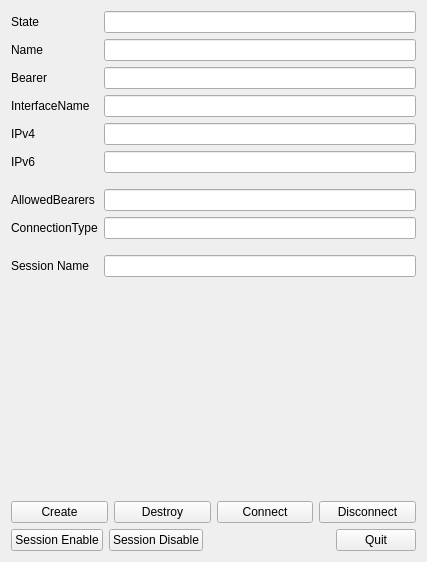
This is src/ui/session.ui in igaw/session-ui as Qt 5 draws it before an edit. The edited form follows.
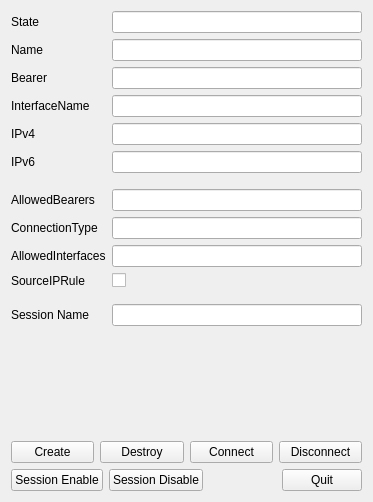
This is the edited form.

Commit message:
port it to qt5 and support python 2/3
also add new api

The edit to the form file:
```diff
--- a/src/ui/session.ui
+++ b/src/ui/session.ui
@@ -6,8 +6,8 @@
    <rect>
     <x>0</x>
     <y>0</y>
-    <width>427</width>
-    <height>562</height>
+    <width>373</width>
+    <height>502</height>
    </rect>
   </property>
   <property name="windowTitle">
@@ -16,6 +16,39 @@
   <layout class="QVBoxLayout" name="verticalLayout">
    <item>
     <layout class="QGridLayout" name="gridLayout">
+     <property name="verticalSpacing">
+      <number>6</number>
+     </property>
+     <item row="10" column="0">
+      <widget class="QLabel" name="label_4">
+       <property name="text">
+        <string>SourceIPRule</string>
+       </property>
+      </widget>
+     </item>
+     <item row="11" column="2">
+      <spacer name="verticalSpacer">
+       <property name="orientation">
+        <enum>Qt::Vertical</enum>
+       </property>
+       <property name="sizeType">
+        <enum>QSizePolicy::Minimum</enum>
+       </property>
+       <property name="sizeHint" stdset="0">
+        <size>
+         <width>20</width>
+         <height>10</height>
+        </size>
+       </property>
+      </spacer>
+     </item>
+     <item row="9" column="0">
+      <widget class="QLabel" name="label">
+       <property name="text">
+        <string>AllowedInterfaces</string>
+       </property>
+      </widget>
+     </item>
      <item row="7" column="0">
       <widget class="QLabel" name="label_2">
        <property name="text">
@@ -30,7 +63,7 @@
        </property>
       </widget>
      </item>
-     <item row="10" column="0">
+     <item row="12" column="0">
       <widget class="QLabel" name="label_16">
        <property name="text">
         <string>Session Name</string>
@@ -51,7 +84,7 @@
        </property>
       </widget>
      </item>
-     <item row="5" column="1">
+     <item row="5" column="2">
       <widget class="QLineEdit" name="le_IPv6">
        <property name="focusPolicy">
         <enum>Qt::NoFocus</enum>
@@ -68,7 +101,7 @@
        </property>
       </widget>
      </item>
-     <item row="3" column="1">
+     <item row="3" column="2">
       <widget class="QLineEdit" name="le_Interface">
        <property name="focusPolicy">
         <enum>Qt::NoFocus</enum>
@@ -85,6 +118,9 @@
        </property>
       </widget>
      </item>
+     <item row="12" column="2">
+      <widget class="QLineEdit" name="le_SessionName"/>
+     </item>
      <item row="2" column="0">
       <widget class="QLabel" name="label_3">
        <property name="text">
@@ -92,36 +128,10 @@
        </property>
       </widget>
      </item>
-     <item row="8" column="1">
+     <item row="8" column="2">
       <widget class="QLineEdit" name="le_ConnectionType"/>
      </item>
-     <item row="9" column="1">
-      <spacer name="verticalSpacer">
-       <property name="orientation">
-        <enum>Qt::Vertical</enum>
-       </property>
-       <property name="sizeType">
-        <enum>QSizePolicy::Minimum</enum>
-       </property>
-       <property name="sizeHint" stdset="0">
-        <size>
-         <width>20</width>
-         <height>10</height>
-        </size>
-       </property>
-      </spacer>
-     </item>
-     <item row="10" column="1">
-      <widget class="QLineEdit" name="le_SessionName"/>
-     </item>
-     <item row="7" column="1">
-      <widget class="QLineEdit" name="le_AllowedBearers">
-       <property name="text">
-        <string/>
-       </property>
-      </widget>
-     </item>
-     <item row="1" column="1">
+     <item row="1" column="2">
       <widget class="QLineEdit" name="le_Name">
        <property name="focusPolicy">
         <enum>Qt::NoFocus</enum>
@@ -131,23 +141,14 @@
        </property>
       </widget>
      </item>
-     <item row="6" column="1">
-      <spacer name="verticalSpacer_2">
-       <property name="orientation">
-        <enum>Qt::Vertical</enum>
+     <item row="7" column="2">
+      <widget class="QLineEdit" name="le_AllowedBearers">
+       <property name="text">
+        <string/>
        </property>
-       <property name="sizeType">
-        <enum>QSizePolicy::Minimum</enum>
-       </property>
-       <property name="sizeHint" stdset="0">
-        <size>
-         <width>20</width>
-         <height>10</height>
-        </size>
-       </property>
-      </spacer>
+      </widget>
      </item>
-     <item row="2" column="1">
+     <item row="2" column="2">
       <widget class="QLineEdit" name="le_Bearer">
        <property name="focusPolicy">
         <enum>Qt::NoFocus</enum>
@@ -157,6 +158,42 @@
        </property>
       </widget>
      </item>
+     <item row="6" column="2">
+      <spacer name="verticalSpacer_2">
+       <property name="orientation">
+        <enum>Qt::Vertical</enum>
+       </property>
+       <property name="sizeType">
+        <enum>QSizePolicy::Minimum</enum>
+       </property>
+       <property name="sizeHint" stdset="0">
+        <size>
+         <width>20</width>
+         <height>10</height>
+        </size>
+       </property>
+      </spacer>
+     </item>
+     <item row="4" column="2">
+      <widget class="QLineEdit" name="le_IPv4">
+       <property name="focusPolicy">
+        <enum>Qt::NoFocus</enum>
+       </property>
+       <property name="readOnly">
+        <bool>true</bool>
+       </property>
+      </widget>
+     </item>
+     <item row="0" column="2">
+      <widget class="QLineEdit" name="le_State">
+       <property name="focusPolicy">
+        <enum>Qt::NoFocus</enum>
+       </property>
+       <property name="readOnly">
+        <bool>true</bool>
+       </property>
+      </widget>
+     </item>
      <item row="8" column="0">
       <widget class="QLabel" name="label_17">
        <property name="text">
@@ -164,43 +201,34 @@
        </property>
       </widget>
      </item>
-     <item row="4" column="1">
-      <widget class="QLineEdit" name="le_IPv4">
-       <property name="focusPolicy">
-        <enum>Qt::NoFocus</enum>
-       </property>
-       <property name="readOnly">
-        <bool>true</bool>
-       </property>
-      </widget>
+     <item row="9" column="2">
+      <widget class="QLineEdit" name="le_AllowedInterfaces"/>
      </item>
-     <item row="0" column="1">
-      <widget class="QLineEdit" name="le_State">
-       <property name="focusPolicy">
-        <enum>Qt::NoFocus</enum>
+     <item row="10" column="2">
+      <widget class="QCheckBox" name="cbox_SourceIPRRule">
+       <property name="text">
+        <string/>
        </property>
-       <property name="readOnly">
-        <bool>true</bool>
-       </property>
       </widget>
      </item>
     </layout>
    </item>
    <item>
-    <spacer name="verticalSpacer_3">
-     <property name="orientation">
-      <enum>Qt::Vertical</enum>
-     </property>
-     <property name="sizeHint" stdset="0">
-      <size>
-       <width>20</width>
-       <height>40</height>
-      </size>
-     </property>
-    </spacer>
-   </item>
-   <item>
-    <layout class="QHBoxLayout" name="horizontalLayout_4"/>
+    <layout class="QHBoxLayout" name="horizontalLayout_4">
+     <item>
+      <spacer name="verticalSpacer_3">
+       <property name="orientation">
+        <enum>Qt::Vertical</enum>
+       </property>
+       <property name="sizeHint" stdset="0">
+        <size>
+         <width>20</width>
+         <height>40</height>
+        </size>
+       </property>
+      </spacer>
+     </item>
+    </layout>
    </item>
    <item>
     <layout class="QHBoxLayout" name="horizontalLayout">
```
The commit also changes 1 other file.
